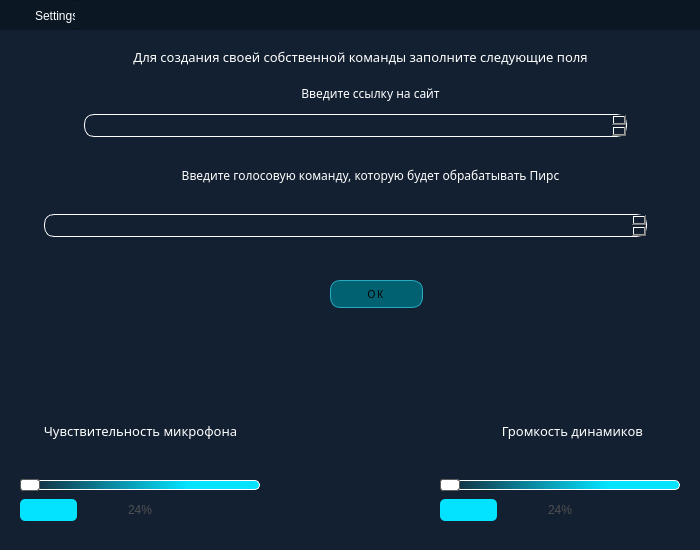
Old version of the form gui/settings.ui in the repository Yondu715/PIRS.
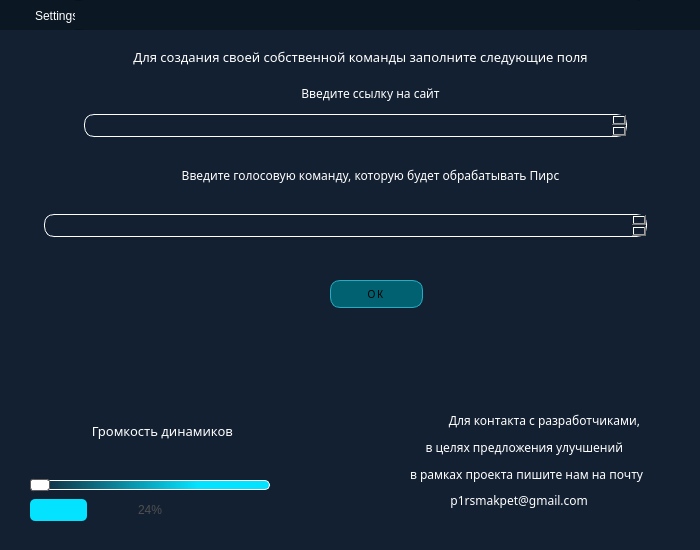
New version of the form. Icons and pictures are not drawn.

What changed in the file:
```diff
--- a/gui/settings.ui
+++ b/gui/settings.ui
@@ -89,52 +89,10 @@
 }
 </string>
   </property>
-  <widget class="QWidget" name="verticalLayoutWidget">
-   <property name="geometry">
-    <rect>
-     <x>20</x>
-     <y>390</y>
-     <width>241</width>
-     <height>131</height>
-    </rect>
-   </property>
-   <layout class="QVBoxLayout" name="verticalLayout">
-    <item>
-     <widget class="QLabel" name="label_3">
-      <property name="font">
-       <font>
-        <family>Yu Gothic UI Semilight</family>
-        <pointsize>10</pointsize>
-       </font>
-      </property>
-      <property name="text">
-       <string>Чувствительность микрофона</string>
-      </property>
-      <property name="alignment">
-       <set>Qt::AlignCenter</set>
-      </property>
-     </widget>
-    </item>
-    <item>
-     <widget class="QSlider" name="micro">
-      <property name="orientation">
-       <enum>Qt::Horizontal</enum>
-      </property>
-     </widget>
-    </item>
-    <item>
-     <widget class="QProgressBar" name="progressBar">
-      <property name="value">
-       <number>24</number>
-      </property>
-     </widget>
-    </item>
-   </layout>
-  </widget>
   <widget class="QWidget" name="verticalLayoutWidget_2">
    <property name="geometry">
     <rect>
-     <x>440</x>
+     <x>30</x>
      <y>390</y>
      <width>241</width>
      <height>131</height>
@@ -451,6 +409,73 @@
     </property>
    </widget>
   </widget>
+  <widget class="QWidget" name="verticalLayoutWidget">
+   <property name="geometry">
+    <rect>
+     <x>410</x>
+     <y>410</y>
+     <width>272</width>
+     <height>101</height>
+    </rect>
+   </property>
+   <layout class="QVBoxLayout" name="verticalLayout">
+    <item>
+     <widget class="QLabel" name="label_3">
+      <property name="font">
+       <font>
+        <family>Yu Gothic UI Semilight</family>
+        <pointsize>9</pointsize>
+       </font>
+      </property>
+      <property name="text">
+       <string>Для контакта с разработчиками, </string>
+      </property>
+      <property name="alignment">
+       <set>Qt::AlignCenter</set>
+      </property>
+     </widget>
+    </item>
+    <item>
+     <widget class="QLabel" name="label_6">
+      <property name="font">
+       <font>
+        <family>Yu Gothic UI Semilight</family>
+        <pointsize>9</pointsize>
+       </font>
+      </property>
+      <property name="text">
+       <string>     в целях предложения улучшений </string>
+      </property>
+     </widget>
+    </item>
+    <item>
+     <widget class="QLabel" name="label_7">
+      <property name="font">
+       <font>
+        <family>Yu Gothic UI Semilight</family>
+        <pointsize>9</pointsize>
+       </font>
+      </property>
+      <property name="text">
+       <string>в рамках проекта пишите нам на почту </string>
+      </property>
+     </widget>
+    </item>
+    <item>
+     <widget class="QLabel" name="label_9">
+      <property name="font">
+       <font>
+        <family>Yu Gothic UI Semilight</family>
+        <pointsize>9</pointsize>
+       </font>
+      </property>
+      <property name="text">
+       <string>             p1rsmakpet@gmail.com</string>
+      </property>
+     </widget>
+    </item>
+   </layout>
+  </widget>
  </widget>
  <resources/>
  <connections/>
```
